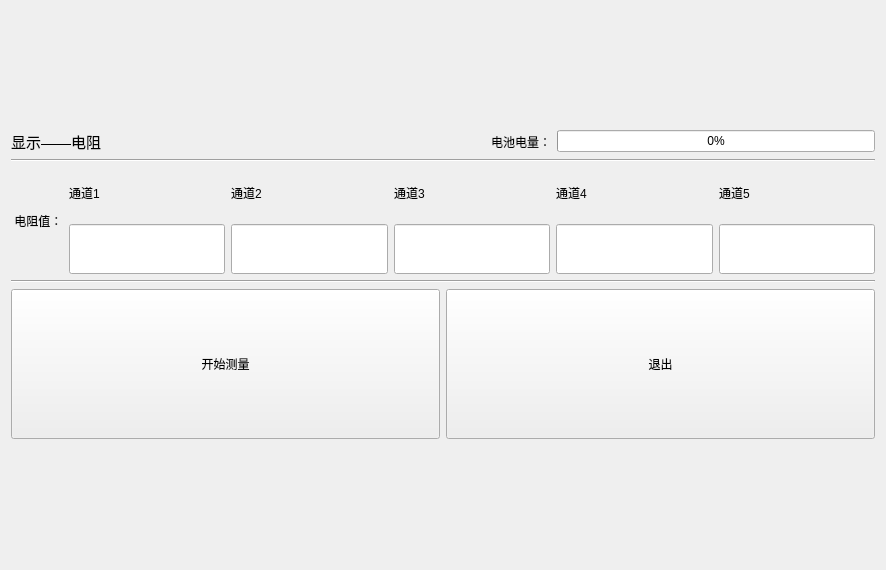
Old version of the form ui_show/showwin_measureresis.ui in the repository Dirck-YHP/Proj_sensor_detect.
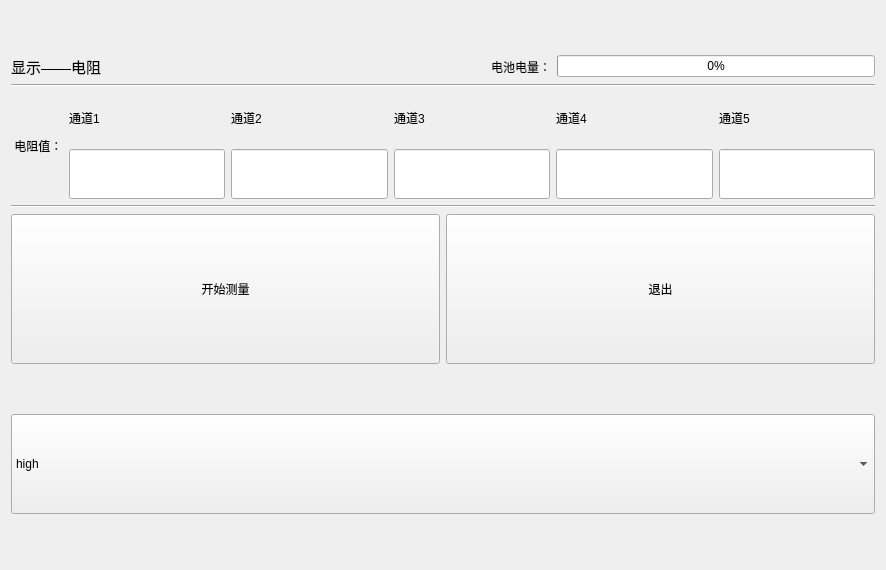
New version of the form.

What changed in the file:
```diff
--- a/ui_show/showwin_measureresis.ui
+++ b/ui_show/showwin_measureresis.ui
@@ -274,6 +274,31 @@
      </item>
     </layout>
    </item>
+   <item row="1" column="0">
+    <widget class="QComboBox" name="comboBox">
+     <property name="minimumSize">
+      <size>
+       <width>0</width>
+       <height>100</height>
+      </size>
+     </property>
+     <item>
+      <property name="text">
+       <string>high</string>
+      </property>
+     </item>
+     <item>
+      <property name="text">
+       <string>mid</string>
+      </property>
+     </item>
+     <item>
+      <property name="text">
+       <string>low</string>
+      </property>
+     </item>
+    </widget>
+   </item>
   </layout>
  </widget>
  <resources/>
```
Left out of the diff: 6 changed lines with no effect on the pictures.
